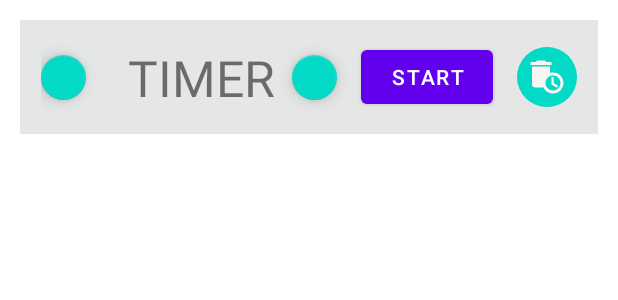
After one commit to VladmirsVoloshyn/RSShool2021-Android-task-Pomodoro, an Android app: the layout timer_container.xml on its own in the app's theme, with its tools: preview values and no code run, on a phone screen of 412 x 824 dp. The commit adds this screen. Shown: the top 300 px of the screen. Run offline under Robolectric (Android 15) with nearby library versions, the phone set to English and light mode, and no system bars.

Commit message:
feat : recycler view| data class timer

```diff
--- a/app/src/main/AndroidManifest.xml
+++ b/app/src/main/AndroidManifest.xml
@@ -9,7 +9,7 @@
         android:roundIcon="@mipmap/ic_launcher_round"
         android:supportsRtl="true"
         android:theme="@style/Theme.RSShool2021AndroidtaskPomodoro">
-        <activity android:name=".MainActivity">
+        <activity android:name=".ui.MainActivity">
             <intent-filter>
                 <action android:name="android.intent.action.MAIN" />
 
--- /dev/null
+++ b/app/src/main/java/com/example/rsshool2021_android_task_pomodoro/data/Timer.kt
@@ -0,0 +1,3 @@
+package com.example.rsshool2021_android_task_pomodoro.data
+
+data class Timer(val time : Int = 0)
--- /dev/null
+++ b/app/src/main/java/com/example/rsshool2021_android_task_pomodoro/ui/TimeSetDialogFragment.kt
@@ -0,0 +1,6 @@
+package com.example.rsshool2021_android_task_pomodoro.ui
+
+import androidx.fragment.app.DialogFragment
+
+class TimeSetDialogFragment : DialogFragment() {
+}
--- /dev/null
+++ b/app/src/main/res/drawable-v24/round_button.xml
@@ -0,0 +1,8 @@
+<?xml version="1.0" encoding="utf-8"?>
+<shape xmlns:android="http://schemas.android.com/apk/res/android">
+    <size
+        android:width="40dp"
+        android:height="40dp" />
+    <solid android:color="@color/teal_200" />
+    <corners android:radius="20dp" />
+</shape>
--- /dev/null
+++ b/app/src/main/res/drawable/ic_baseline_auto_delete_24.xml
@@ -0,0 +1,7 @@
+<vector android:height="24dp" android:tint="#FAF5F5"
+    android:viewportHeight="24" android:viewportWidth="24"
+    android:width="24dp" xmlns:android="http://schemas.android.com/apk/res/android">
+    <path android:fillColor="@android:color/white" android:pathData="M15,2l-3.5,0l-1,-1l-5,0l-1,1l-3.5,0l0,2l14,0z"/>
+    <path android:fillColor="@android:color/white" android:pathData="M16,9c-0.7,0 -1.37,0.1 -2,0.29V5H2v12c0,1.1 0.9,2 2,2h5.68c1.12,2.36 3.53,4 6.32,4c3.87,0 7,-3.13 7,-7C23,12.13 19.87,9 16,9zM16,21c-2.76,0 -5,-2.24 -5,-5s2.24,-5 5,-5s5,2.24 5,5S18.76,21 16,21z"/>
+    <path android:fillColor="@android:color/white" android:pathData="M16.5,12l-1.5,0l0,5l3.6,2.1l0.8,-1.2l-2.9,-1.7z"/>
+</vector>
--- /dev/null
+++ b/app/src/main/res/drawable/ic_baseline_plus_one_24.xml
@@ -0,0 +1,5 @@
+<vector android:height="24dp" android:tint="#FAF5F5"
+    android:viewportHeight="24" android:viewportWidth="24"
+    android:width="24dp" xmlns:android="http://schemas.android.com/apk/res/android">
+    <path android:fillColor="@android:color/white" android:pathData="M10,8L8,8v4L4,12v2h4v4h2v-4h4v-2h-4zM14.5,6.08L14.5,7.9l2.5,-0.5L17,18h2L19,5z"/>
+</vector>
--- /dev/null
+++ b/app/src/main/res/layout/timer_container.xml
@@ -0,0 +1,77 @@
+<?xml version="1.0" encoding="utf-8"?>
+<LinearLayout xmlns:android="http://schemas.android.com/apk/res/android"
+    xmlns:app="http://schemas.android.com/apk/res-auto"
+    xmlns:tools="http://schemas.android.com/tools"
+    android:layout_width="match_parent"
+    android:layout_height="wrap_content"
+    android:orientation="vertical"
+    android:padding="13dp"
+
+    >
+
+    <androidx.constraintlayout.widget.ConstraintLayout
+        android:layout_width="match_parent"
+        android:layout_height="match_parent"
+        android:background="#E5E6E6"
+        android:padding="14dp">
+
+        <com.google.android.material.floatingactionbutton.FloatingActionButton
+            android:id="@+id/itWillBeAnimation"
+            android:layout_width="30dp"
+            android:layout_height="30dp"
+            app:layout_constraintBottom_toBottomOf="parent"
+            app:layout_constraintStart_toStartOf="parent"
+            app:layout_constraintTop_toTopOf="parent" />
+
+        <com.google.android.material.floatingactionbutton.FloatingActionButton
+            android:id="@+id/itWillCustomView"
+            android:layout_width="30dp"
+            android:layout_height="30dp"
+            android:layout_marginStart="16dp"
+            android:layout_marginLeft="16dp"
+            android:layout_marginEnd="16dp"
+            app:layout_constraintBottom_toBottomOf="parent"
+            app:layout_constraintEnd_toStartOf="@+id/startOrStopButton"
+
+            app:layout_constraintTop_toTopOf="parent" />
+
+        <TextView
+            android:id="@+id/timerTextView"
+            android:layout_width="wrap_content"
+            android:layout_height="wrap_content"
+            android:layout_marginStart="16dp"
+            android:layout_marginLeft="16dp"
+            android:text="TIMER"
+            android:textSize="33sp"
+            app:layout_constraintBottom_toBottomOf="parent"
+            app:layout_constraintEnd_toStartOf="@+id/itWillCustomView"
+            app:layout_constraintStart_toEndOf="@id/itWillBeAnimation"
+            app:layout_constraintTop_toTopOf="parent" />
+
+        <Button
+            android:id="@+id/startOrStopButton"
+            android:layout_width="wrap_content"
+            android:layout_height="wrap_content"
+            android:layout_marginStart="16dp"
+            android:layout_marginLeft="16dp"
+            android:layout_marginEnd="16dp"
+            android:text="@string/start"
+            app:layout_constraintBottom_toBottomOf="parent"
+            app:layout_constraintEnd_toStartOf="@+id/deleteButton"
+
+            app:layout_constraintTop_toTopOf="parent" />
+
+        <ImageButton
+            android:id="@+id/deleteButton"
+            android:layout_width="wrap_content"
+            android:layout_height="wrap_content"
+            android:layout_marginStart="16dp"
+            android:layout_marginLeft="16dp"
+            android:background="@drawable/round_button"
+            android:src="@drawable/ic_baseline_auto_delete_24"
+            app:layout_constraintBottom_toBottomOf="parent"
+            app:layout_constraintEnd_toEndOf="parent"
+            app:layout_constraintTop_toTopOf="parent" />
+
+    </androidx.constraintlayout.widget.ConstraintLayout>
+</LinearLayout>
```
Also changed, not shown: app/build.gradle (+10 -0 lines), app/src/main/java/com/example/rsshool2021_android_task_pomodoro/MainActivity.kt (deleted, +0 -11 lines), app/src/main/java/com/example/rsshool2021_android_task_pomodoro/ui/MainActivity.kt (added, +37 -0 lines), app/src/main/java/com/example/rsshool2021_android_task_pomodoro/ui/MainViewModel.kt (added, +24 -0 lines), app/src/main/java/com/example/rsshool2021_android_task_pomodoro/ui/TimerListAdapter.kt (added, +67 -0 lines), app/src/main/res/layout/activity_main.xml (+52 -2 lines), app/src/main/res/layout/min_set_dialog.xml (added, +49 -0 lines), app/src/main/res/values/strings.xml (+6 -1 lines).
